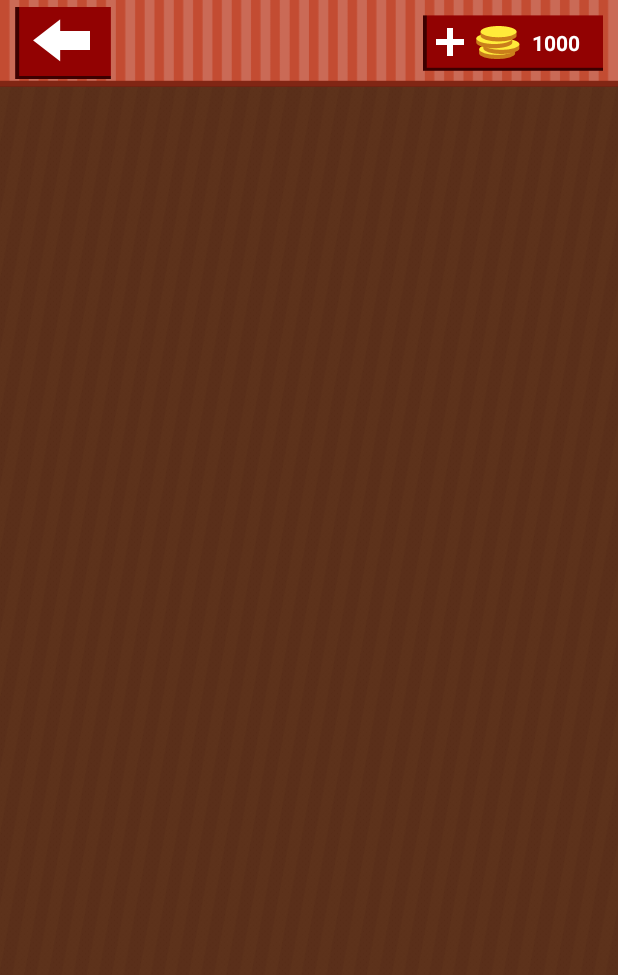
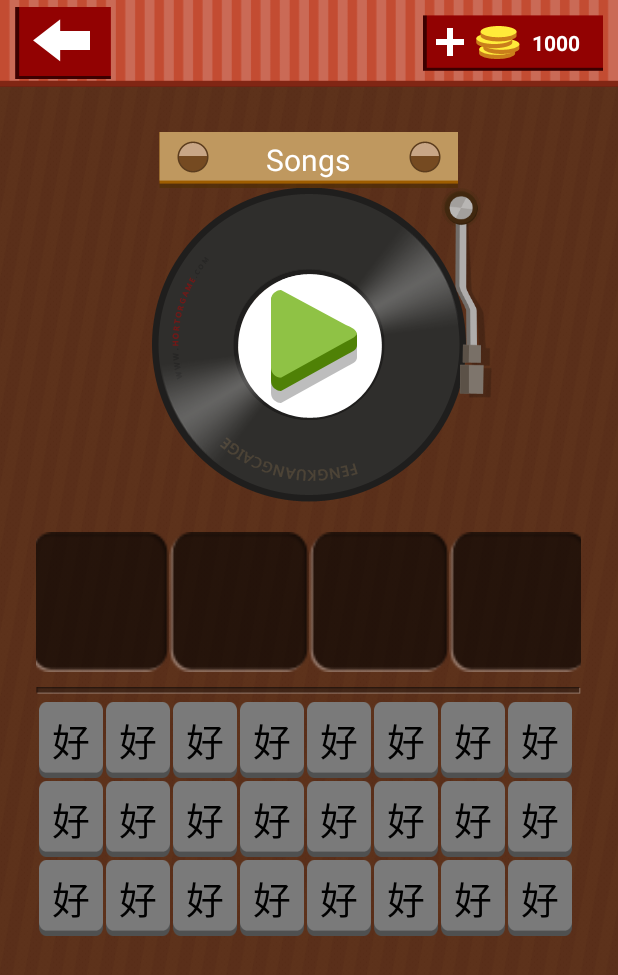
Before and after one commit to jiajie8362/chat-client, an Android app: the screen it shows after launch (MainActivity), on a phone screen of 412 x 824 dp. Shown: the top 975 px of the screen. Run offline under Robolectric (Android 15) with nearby library versions, the phone set to English and light mode, and no system bars.

Commit message:
[JJ] finish chapter 4

```diff
--- /dev/null
+++ b/iMoocMusic/app/src/main/java/com/guessmusic/imooc/imoocmusic/model/WordButton.java
@@ -0,0 +1,18 @@
+package com.guessmusic.imooc.imoocmusic.model;
+
+import android.widget.Button;
+
+/**
+ * Created by jiajie on 16/3/3.
+ */
+public class WordButton {
+    public int mIndex;
+    public boolean mIsVisiable;
+    public String mWordString;
+    public Button mViewButton;
+
+    public WordButton() {
+        mIsVisiable = true;
+        mWordString = "";
+    }
+}
--- /dev/null
+++ b/iMoocMusic/app/src/main/java/com/guessmusic/imooc/imoocmusic/myui/MyGridView.java
@@ -0,0 +1,71 @@
+package com.guessmusic.imooc.imoocmusic.myui;
+
+import android.content.Context;
+import android.util.AttributeSet;
+import android.view.View;
+import android.view.ViewGroup;
+import android.widget.BaseAdapter;
+import android.widget.Button;
+import android.widget.GridView;
+
+import com.guessmusic.imooc.imoocmusic.R;
+import com.guessmusic.imooc.imoocmusic.model.WordButton;
+
+import java.util.ArrayList;
+
+import util.Util;
+
+/**
+ * Created by jiajie on 16/3/3.
+ */
+public class MyGridView extends GridView {
+    public final static int COUNTS_WORDS = 24;
+
+    private ArrayList<WordButton> mArrayList = new ArrayList<>();
+    private MyGridAdapter mAdapter;
+    private Context mContext;
+
+    public MyGridView(Context context, AttributeSet attrs) {
+        super(context, attrs);
+        mContext = context;
+        mAdapter = new MyGridAdapter();
+        this.setAdapter(mAdapter);
+    }
+
+    public void updateData(ArrayList<WordButton> list) {
+        mArrayList = list;
+        setAdapter(mAdapter);
+    }
+
+    class MyGridAdapter extends BaseAdapter {
+        public int getCount() {
+            return mArrayList.size();
+        }
+
+        @Override
+        public Object getItem(int position) {
+            return mArrayList.get(position);
+        }
+
+        @Override
+        public long getItemId(int position) {
+            return position;
+        }
+
+        @Override
+        public View getView(int position, View convertView, ViewGroup parent) {
+            WordButton holder;
+            if (convertView == null) {
+                convertView = Util.getView(mContext, R.layout.self_ui_gridview_item);
+                holder = mArrayList.get(position);
+                holder.mIndex = position;
+                holder.mViewButton = (Button) convertView.findViewById(R.id.item_btn);
+                convertView.setTag(holder);
+            } else {
+                holder = (WordButton) convertView.getTag();
+            }
+            holder.mViewButton.setText(holder.mWordString);
+            return convertView;
+        }
+    }
+}
--- a/iMoocMusic/app/src/main/java/com/guessmusic/imooc/imoocmusic/ui/MainActivity.java
+++ b/iMoocMusic/app/src/main/java/com/guessmusic/imooc/imoocmusic/ui/MainActivity.java
@@ -1,23 +1,189 @@
 package com.guessmusic.imooc.imoocmusic.ui;
 
+import android.graphics.Color;
 import android.os.Bundle;
-import android.support.design.widget.FloatingActionButton;
-import android.support.design.widget.Snackbar;
 import android.support.v7.app.AppCompatActivity;
-import android.support.v7.widget.Toolbar;
 import android.view.View;
-import android.view.Menu;
-import android.view.MenuItem;
+import android.view.animation.Animation;
+import android.view.animation.AnimationUtils;
+import android.view.animation.LinearInterpolator;
+import android.widget.Button;
+import android.widget.ImageButton;
+import android.widget.ImageView;
+import android.widget.LinearLayout;
+import android.view.ViewGroup.LayoutParams;
 
 import com.guessmusic.imooc.imoocmusic.R;
+import com.guessmusic.imooc.imoocmusic.model.WordButton;
+import com.guessmusic.imooc.imoocmusic.myui.MyGridView;
+
+import java.util.ArrayList;
+
+import util.Util;
 
 public class MainActivity extends AppCompatActivity {
+
+    private Animation mPanAnim;
+    private LinearInterpolator mPanLin;
+
+    private Animation mBarInAnim;
+    private LinearInterpolator mBarInLin;
+
+    private Animation mBarOutAnim;
+    private LinearInterpolator mBarOutLin;
+
+    private ImageView mViewPan;
+    private ImageView mViewPanBar;
+
+    private ImageButton mBtnPlayStart;
+
+    private boolean mIsRunning = false;
+
+    private ArrayList<WordButton> mAllWords;
+    private ArrayList<WordButton> mBtnSelectWords;
+    private MyGridView mMyGridView;
+    private LinearLayout mViewWordsContainer;
 
     @Override
     protected void onCreate(Bundle savedInstanceState) {
         super.onCreate(savedInstanceState);
         setContentView(R.layout.activity_main);
+        mMyGridView = (MyGridView) findViewById(R.id.gridview);
+
+        mViewWordsContainer = (LinearLayout) findViewById(R.id.word_select_container);
+
+        mViewPan = (ImageView) findViewById(R.id.imageView1);
+        mViewPanBar = (ImageView) findViewById(R.id.imageView2);
+
+        mBtnPlayStart = (ImageButton) findViewById(R.id.btn_play_start);
+        mBtnPlayStart.setOnClickListener(new View.OnClickListener() {
+            @Override
+            public void onClick(View v) {
+                handlePlayButton();
+            }
+        });
+
+        mViewPan = (ImageView) findViewById(R.id.imageView1);
+        mViewPanBar = (ImageView) findViewById(R.id.imageView2);
+
+        mPanAnim = AnimationUtils.loadAnimation(this, R.anim.rotate);
+        mPanLin = new LinearInterpolator();
+        mPanAnim.setInterpolator(mPanLin);
+        mPanAnim.setAnimationListener(new Animation.AnimationListener() {
+            @Override
+            public void onAnimationStart(Animation animation) {
+
+            }
+
+            @Override
+            public void onAnimationEnd(Animation animation) {
+                mViewPanBar.startAnimation(mBarOutAnim);
+            }
+
+            @Override
+            public void onAnimationRepeat(Animation animation) {
+
+            }
+        });
+
+        mBarInAnim = AnimationUtils.loadAnimation(this, R.anim.rotate_45);
+        mBarInLin = new LinearInterpolator();
+        mBarInAnim.setFillAfter(true);
+        mBarInAnim.setInterpolator(mBarInLin);
+        mBarInAnim.setAnimationListener(new Animation.AnimationListener() {
+            @Override
+            public void onAnimationStart(Animation animation) {
+
+            }
+
+            @Override
+            public void onAnimationEnd(Animation animation) {
+                mViewPan.startAnimation(mPanAnim);
+            }
+
+            @Override
+            public void onAnimationRepeat(Animation animation) {
+
+            }
+        });
+
+        mBarOutAnim = AnimationUtils.loadAnimation(this, R.anim.rotate_d_45);
+        mBarOutLin = new LinearInterpolator();
+        mBarOutAnim.setFillAfter(true);
+        mBarOutAnim.setInterpolator(mBarOutLin);
+        mBarOutAnim.setAnimationListener(new Animation.AnimationListener() {
+            @Override
+            public void onAnimationStart(Animation animation) {
+
+            }
+
+            @Override
+            public void onAnimationEnd(Animation animation) {
+                mIsRunning = false;
+                mBtnPlayStart.setVisibility(View.VISIBLE);
+            }
+
+            @Override
+            public void onAnimationRepeat(Animation animation) {
+
+            }
+        });
+
+        initCurrentStageData();
     }
 
+    private void handlePlayButton() {
+        if (mViewPanBar != null) {
+            if (!mIsRunning) {
+                mIsRunning = true;
+                mViewPanBar.startAnimation(mBarInAnim);
+                mBtnPlayStart.setVisibility(View.INVISIBLE);
+            }
+        }
+    }
 
+    @Override
+    protected void onPause() {
+        mViewPan.clearAnimation();
+        super.onPause();
+    }
+
+    private void initCurrentStageData() {
+        mBtnSelectWords = initWordSelect();
+        LayoutParams params = new LayoutParams(140, 140);
+        for (int i = 0; i < mBtnSelectWords.size(); i++) {
+            mViewWordsContainer.addView(
+                    mBtnSelectWords.get(i).mViewButton,
+                    params
+            );
+        }
+        mAllWords = initAllWord();
+        mMyGridView.updateData(mAllWords);
+    }
+
+    private ArrayList<WordButton> initAllWord() {
+        ArrayList<WordButton> data = new ArrayList<>();
+
+        for (int i = 0; i < MyGridView.COUNTS_WORDS; i++) {
+            WordButton button = new WordButton();
+            button.mWordString = "好";
+            data.add(button);
+        }
+        return data;
+    }
+
+    private ArrayList<WordButton> initWordSelect() {
+        ArrayList<WordButton> data = new ArrayList<>();
+        for (int i = 0; i < 4; i++) {
+            View view = Util.getView(MainActivity.this, R.layout.self_ui_gridview_item);
+            WordButton holder = new WordButton();
+            holder.mViewButton = (Button) view.findViewById(R.id.item_btn);
+            holder.mViewButton.setTextColor(Color.WHITE);
+            holder.mViewButton.setText("");
+            holder.mIsVisiable = false;
+            holder.mViewButton.setBackgroundResource(R.drawable.game_wordblank);
+            data.add(holder);
+        }
+        return data;
+    }
 }
--- /dev/null
+++ b/iMoocMusic/app/src/main/java/util/Util.java
@@ -0,0 +1,16 @@
+package util;
+
+import android.content.Context;
+import android.view.LayoutInflater;
+import android.view.View;
+
+/**
+ * Created by jiajie on 16/3/3.
+ */
+public class Util {
+    public static View getView(Context context, int layoutId) {
+        LayoutInflater inflater = (LayoutInflater) context.getSystemService(Context.LAYOUT_INFLATER_SERVICE);
+        View layout = inflater.inflate(layoutId, null);
+        return layout;
+    }
+}
--- /dev/null
+++ b/iMoocMusic/app/src/main/res/drawable/play_button_icon.xml
@@ -0,0 +1,7 @@
+<?xml version="1.0" encoding="utf-8"?>
+<selector xmlns:android="http://schemas.android.com/apk/res/android">
+    <item android:drawable="@drawable/index_start_sel" android:state_pressed="true">
+
+    </item>
+    <item android:drawable="@drawable/index_start"></item>
+</selector>
--- /dev/null
+++ b/iMoocMusic/app/src/main/res/drawable/word_button_icon.xml
@@ -0,0 +1,5 @@
+<?xml version="1.0" encoding="utf-8"?>
+<selector xmlns:android="http://schemas.android.com/apk/res/android">
+    <item android:state_pressed="true" android:drawable="@drawable/game_word0"/>
+    <item android:drawable="@drawable/game_word1" />
+</selector>
--- a/iMoocMusic/app/src/main/res/layout/activity_main.xml
+++ b/iMoocMusic/app/src/main/res/layout/activity_main.xml
@@ -1,14 +1,20 @@
 <FrameLayout
+    xmlns:android="http://schemas.android.com/apk/res/android"
     android:id="@+id/container"
     android:layout_width="match_parent"
-    android:layout_height="match_parent"
-    xmlns:android="http://schemas.android.com/apk/res/android">
+    android:layout_height="match_parent">
+
     <LinearLayout
         android:layout_width="match_parent"
         android:layout_height="match_parent"
         android:background="@drawable/index_background"
         android:gravity="center_horizontal"
         android:orientation="vertical">
+
         <include layout="@layout/top_bar" />
+
+        <include layout="@layout/pan_layout" />
+
+        <include layout="@layout/name_select" />
     </LinearLayout>
 </FrameLayout>
--- /dev/null
+++ b/iMoocMusic/app/src/main/res/layout/name_select.xml
@@ -0,0 +1,38 @@
+<?xml version="1.0" encoding="utf-8"?>
+<LinearLayout xmlns:android="http://schemas.android.com/apk/res/android"
+    android:layout_width="wrap_content"
+    android:layout_height="match_parent"
+    android:layout_marginTop="20dp"
+    android:orientation="vertical" >
+
+    <LinearLayout
+        android:id="@+id/word_select_container"
+        android:layout_width="match_parent"
+        android:layout_height="wrap_content"
+        android:layout_marginBottom="10dp"
+        android:gravity="center_horizontal"
+        android:orientation="horizontal">
+    </LinearLayout>
+
+    <ImageView
+        android:id="@+id/imageView1"
+        android:layout_width="wrap_content"
+        android:layout_height="wrap_content"
+        android:background="@drawable/game_line" />
+
+    <com.guessmusic.imooc.imoocmusic.myui.MyGridView
+        android:id="@+id/gridview"
+        android:layout_width="match_parent"
+        android:layout_height="match_parent"
+        android:layout_marginTop="5dp"
+        android:layout_weight="1"
+        android:gravity="center"
+        android:horizontalSpacing="2dp"
+        android:numColumns="8"
+        android:orientation="vertical"
+        android:paddingLeft="2dp"
+        android:paddingRight="2dp"
+        android:verticalSpacing="2dp" >
+    </com.guessmusic.imooc.imoocmusic.myui.MyGridView>
+
+</LinearLayout>
--- /dev/null
+++ b/iMoocMusic/app/src/main/res/layout/pan_layout.xml
@@ -0,0 +1,62 @@
+<?xml version="1.0" encoding="utf-8"?>
+<LinearLayout xmlns:android="http://schemas.android.com/apk/res/android"
+    android:id="@+id/layout_pan"
+    android:layout_width="wrap_content"
+    android:layout_height="wrap_content"
+    android:layout_centerHorizontal="true"
+    android:layout_centerVertical="true"
+    android:layout_marginTop="30dp"
+    android:gravity="center"
+    android:orientation="vertical">
+
+    <FrameLayout
+        android:layout_width="wrap_content"
+        android:layout_height="wrap_content">
+
+        <ImageView
+            android:layout_width="wrap_content"
+            android:layout_height="wrap_content"
+            android:src="@drawable/game_title" />
+
+        <TextView
+            android:layout_width="wrap_content"
+            android:layout_height="wrap_content"
+            android:layout_gravity="center"
+            android:text="Songs"
+            android:textColor="@color/white"
+            android:textSize="20sp" />
+    </FrameLayout>
+
+    <FrameLayout
+        android:layout_width="260dp"
+        android:layout_height="wrap_content">
+
+        <ImageView
+            android:id="@+id/imageView1"
+            android:layout_width="wrap_content"
+            android:layout_height="wrap_content"
+            android:layout_gravity="center"
+            android:src="@drawable/game_disc" />
+
+        <ImageView
+            android:layout_width="wrap_content"
+            android:layout_height="wrap_content"
+            android:layout_gravity="center"
+            android:src="@drawable/game_disc_light" />
+
+        <ImageButton
+            android:id="@+id/btn_play_start"
+            android:layout_width="wrap_content"
+            android:layout_height="wrap_content"
+            android:layout_gravity="center"
+            android:background="@drawable/play_button_icon" />
+
+        <ImageView
+            android:id="@+id/imageView2"
+            android:layout_width="50sp"
+            android:layout_height="140sp"
+            android:layout_gravity="right"
+            android:src="@drawable/index_pin" />
+
+    </FrameLayout>
+</LinearLayout>
--- /dev/null
+++ b/iMoocMusic/app/src/main/res/layout/self_ui_gridview_item.xml
@@ -0,0 +1,11 @@
+<?xml version="1.0" encoding="utf-8"?>
+<Button xmlns:android="http://schemas.android.com/apk/res/android"
+    android:id="@+id/item_btn"
+    android:text="d"
+    android:textColor="@color/black"
+    android:textSize="25sp"
+    android:background="@drawable/word_button_icon"
+    android:layout_width="wrap_content"
+    android:layout_height="wrap_content">
+
+</Button>
--- a/iMoocMusic/app/src/main/res/menu/menu_main.xml
+++ /dev/null
@@ -1,9 +0,0 @@
-<menu xmlns:android="http://schemas.android.com/apk/res/android"
-    xmlns:app="http://schemas.android.com/apk/res-auto"
-    xmlns:tools="http://schemas.android.com/tools"
-    tools:context=".com.guessmusic.imooc.imoocmsic.ui.MainActivity" >
-    <item android:id="@+id/action_settings"
-        android:title="@string/action_settings"
-        android:orderInCategory="100"
-        app:showAsAction="never" />
-</menu>
--- a/iMoocMusic/app/src/main/res/values/colors.xml
+++ b/iMoocMusic/app/src/main/res/values/colors.xml
@@ -4,5 +4,5 @@
     <color name="colorPrimaryDark">#303F9F</color>
     <color name="colorAccent">#FF4081</color>
     <color name="white">#FFFFFF</color>
-    <color name="coloblackAccent">#000000</color>
+    <color name="black">#000000</color>
 </resources>
```
Also changed, not shown: iMoocMusic/app/src/main/res/anim/rotate.xml (added, +9 -0 lines), iMoocMusic/app/src/main/res/anim/rotate_45.xml (added, +9 -0 lines), iMoocMusic/app/src/main/res/anim/rotate_d_45.xml (added, +10 -0 lines). Lines whose indentation alone changed are shown as unchanged.
